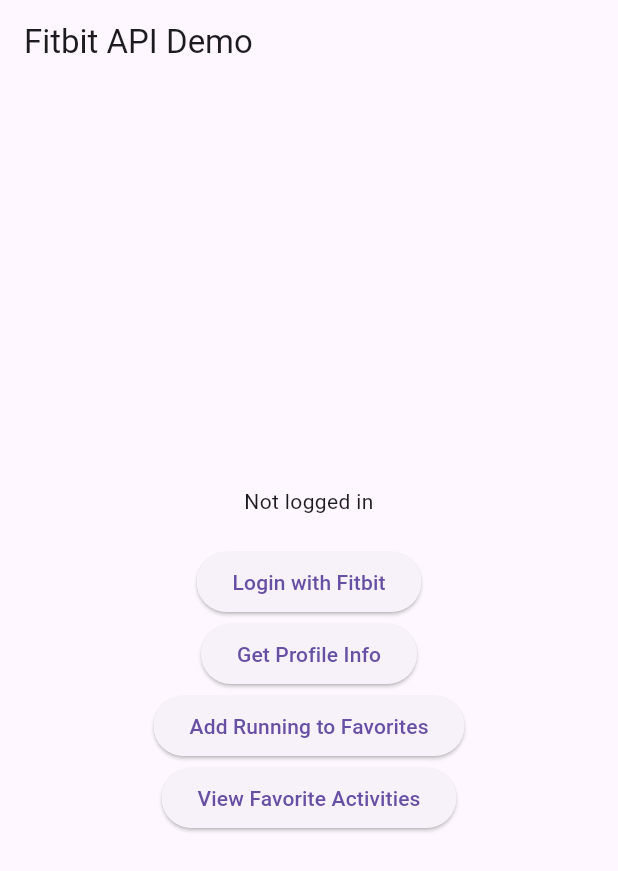
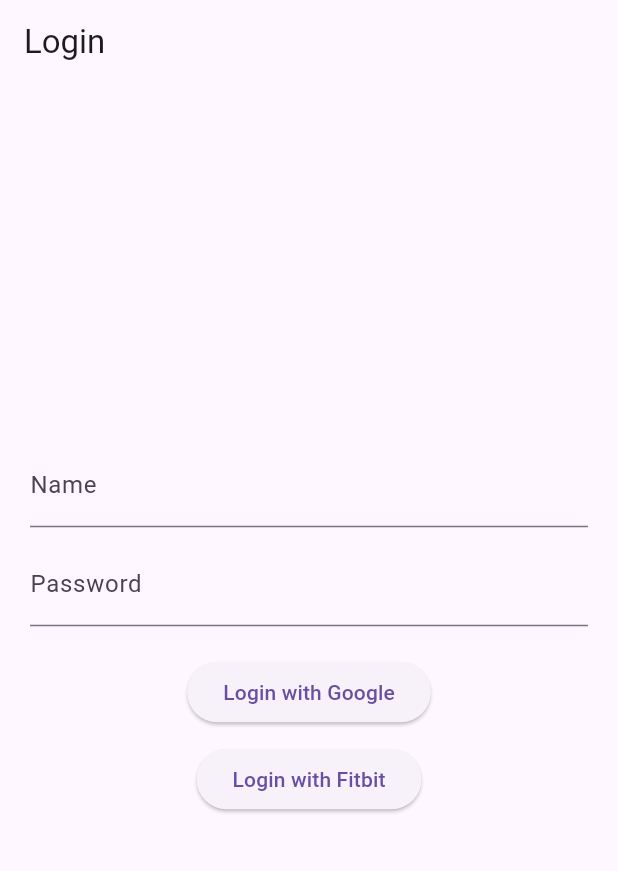
Before and after one commit to WaiYanC-137/loginwithfitbit, a Flutter app: the screen it shows after launch, on a phone screen of 412 x 824 dp. Shown: the top 871 px of the screen. Run offline on Flutter 3.47's test engine with Material 3 defaults, Android fonts, the phone set to English and light mode, and no system bars; our stand-ins replace app_links.

Commit message:
WIP: local changes before pulling master

```diff
--- a/lib/main.dart
+++ b/lib/main.dart
@@ -1,5 +1,5 @@
-// lib/main.dart
 import 'package:flutter/material.dart';
+import 'package:loginwithfitbit/ui/login_page.dart';
 import 'ui/home_page.dart';
 
 void main() => runApp(const MyApp());
@@ -10,7 +10,7 @@
   @override
   Widget build(BuildContext context) {
     return const MaterialApp(
-      home: HomePage(),
+      home: LoginPage(),
     );
   }
 }
--- a/lib/ui/home_page.dart
+++ b/lib/ui/home_page.dart
@@ -1,7 +1,7 @@
-// lib/ui/home_page.dart
 import 'package:flutter/material.dart';
 import 'package:app_links/app_links.dart';
 import '../services/fitbit_service.dart';
+import 'profile_page.dart';
 
 class HomePage extends StatefulWidget {
   const HomePage({super.key});
@@ -47,33 +47,20 @@
               ElevatedButton(
                 onPressed: () async {
                   final user = await _fitbitService.getProfile();
-                  setState(() {
-                    _status = user != null
-                        ? 'Profile: ${user['fullName']} (${user['age']} y/o)'
-                        : 'Failed to get profile';
-                  });
+                  if (user != null) {
+                    Navigator.push(
+                      context,
+                      MaterialPageRoute(
+                        builder: (context) => ProfilePage(fitbitService: _fitbitService),
+                      ),
+                    );
+                  } else {
+                    setState(() {
+                      _status = 'Failed to get profile';
+                    });
+                  }
                 },
                 child: const Text('Get Profile Info'),
-              ),
-              ElevatedButton(
-                onPressed: () async {
-                  final success = await _fitbitService.addFavoriteActivity(90009);
-                  setState(() {
-                    _status = success ? 'Added Running to Favorites' : 'Failed to add favorite';
-                  });
-                },
-                child: const Text('Add Running to Favorites'),
-              ),
-              ElevatedButton(
-                onPressed: () async {
-                  final favorites = await _fitbitService.getFavoriteActivities();
-                  setState(() {
-                    _status = favorites.isNotEmpty
-                        ? 'Favorites: ${favorites.join(', ')}'
-                        : 'No favorites found';
-                  });
-                },
-                child: const Text('View Favorite Activities'),
               ),
             ],
           ),
--- a/lib/ui/login_page.dart
+++ b/lib/ui/login_page.dart
@@ -0,0 +1,93 @@
+import 'package:flutter/material.dart';
+import 'package:app_links/app_links.dart';
+import '../services/fitbit_service.dart';
+import 'profile_page.dart';
+
+class LoginPage extends StatefulWidget {
+  const LoginPage({super.key});
+
+  @override
+  State<LoginPage> createState() => _LoginPageState();
+}
+
+class _LoginPageState extends State<LoginPage> {
+  final FitbitService _fitbitService = FitbitService();
+  final AppLinks _appLinks = AppLinks();
+  String _status = '';
+
+  // Controllers for text fields
+  final TextEditingController _nameController = TextEditingController();
+  final TextEditingController _passwordController = TextEditingController();
+
+  @override
+  void initState() {
+    super.initState();
+    _appLinks.uriLinkStream.listen((uri) async {
+      final code = uri.queryParameters['code'];
+      if (code != null) {
+        final success = await _fitbitService.handleAuthCode(code);
+        if (success && mounted) {
+          Navigator.pushReplacement(
+            context,
+            MaterialPageRoute(
+              builder: (_) => ProfilePage(fitbitService: _fitbitService),
+            ),
+          );
+        } else {
+          setState(() => _status = 'Login failed');
+        }
+      }
+    });
+  }
+
+  @override
+  Widget build(BuildContext context) {
+    return Scaffold(
+      appBar: AppBar(title: const Text('Login')),
+      body: Padding(
+        padding: const EdgeInsets.all(20.0),
+        child: Center(
+          child: SingleChildScrollView(
+            child: Column(
+              children: [
+                // Name TextField
+                TextField(
+                  controller: _nameController,
+                  decoration: const InputDecoration(labelText: 'Name'),
+                ),
+                const SizedBox(height: 10),
+
+                // Password TextField
+                TextField(
+                  controller: _passwordController,
+                  decoration: const InputDecoration(labelText: 'Password'),
+                  obscureText: true,
+                ),
+                const SizedBox(height: 20),
+
+                // Login with Google Button (does nothing)
+                ElevatedButton(
+                  onPressed: () {
+                    // Placeholder for UI only
+                  },
+                  child: const Text('Login with Google'),
+                ),
+                const SizedBox(height: 10),
+
+                // Login with Fitbit Button (works)
+                ElevatedButton(
+                  onPressed: () => _fitbitService.login(),
+                  child: const Text('Login with Fitbit'),
+                ),
+                const SizedBox(height: 20),
+
+                // Display status message
+                Text(_status, style: const TextStyle(color: Colors.red)),
+              ],
+            ),
+          ),
+        ),
+      ),
+    );
+  }
+}
```
Also changed, not shown: lib/services/fitbit_service.dart (+41 -6 lines), lib/ui/activity_selection_page.dart (+83 -0 lines), lib/ui/profile_page.dart (+93 -0 lines).
